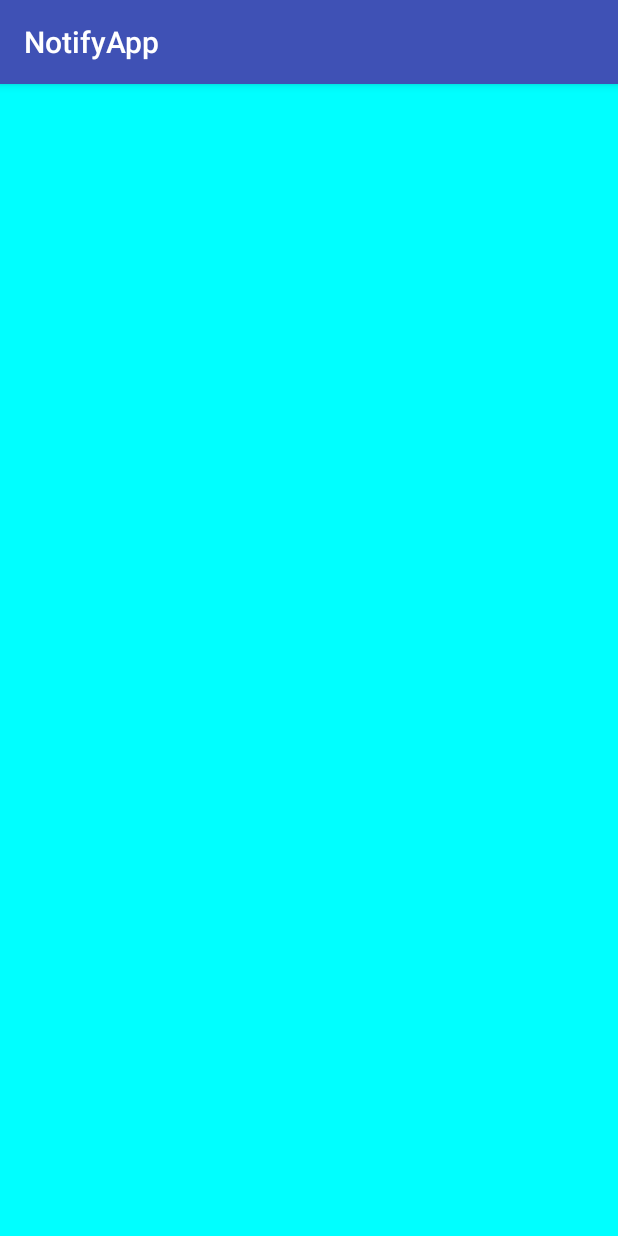
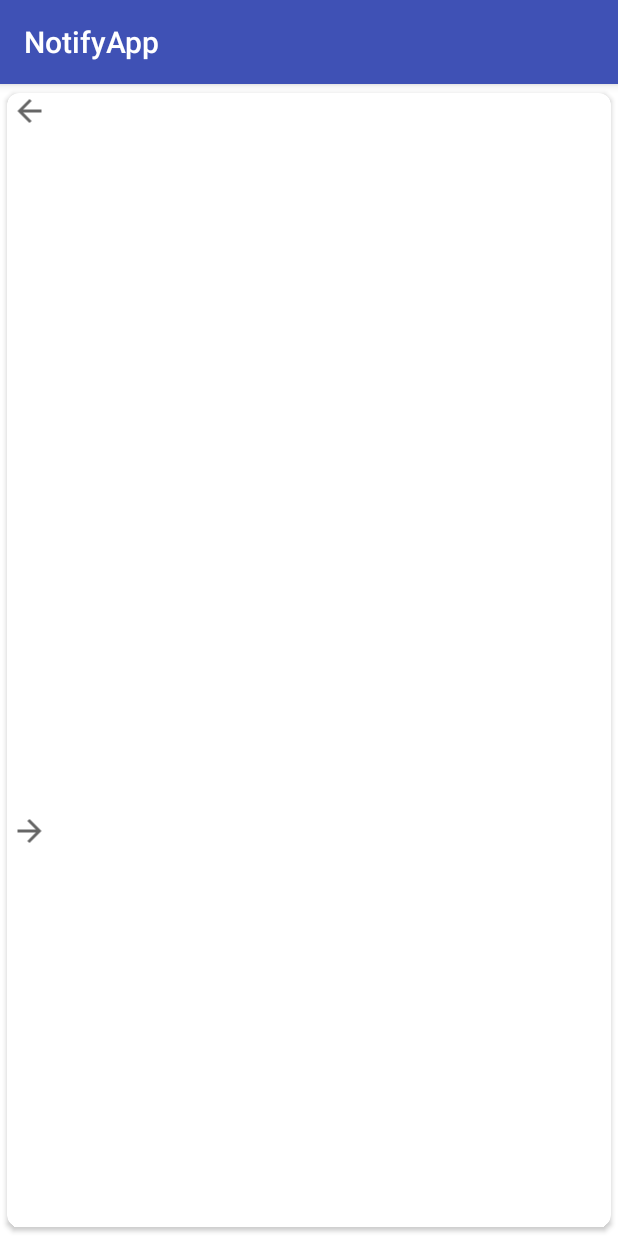
Before and after one commit to RahulMohanK/NotifyAppPager, an Android app: the fragment PagerFragment shown on its own in the app's theme, on a phone screen of 412 x 824 dp. Run offline under Robolectric (Android 15) with nearby library versions, the phone set to English and light mode, and no system bars.

Commit message:
First commit

```diff
--- a/app/src/main/java/com/example/root/notifyapp/MyAdapter.java
+++ b/app/src/main/java/com/example/root/notifyapp/MyAdapter.java
@@ -9,6 +9,7 @@ import android.content.pm.PackageManager;
 import android.net.Uri;
 import android.support.v4.app.ActivityCompat;
 import android.support.v4.content.ContextCompat;
+import android.support.v4.view.PagerAdapter;
 import android.support.v7.view.menu.MenuView;
 import android.support.v7.widget.CardView;
 import android.support.v7.widget.RecyclerView;
@@ -60,7 +61,7 @@ public class MyAdapter extends RecyclerView.Adapter<MyAdapter.ViewHolder> {
 
 
     @Override
-    public void onBindViewHolder(final MyAdapter.ViewHolder holder, int position) {
+    public void onBindViewHolder(final MyAdapter.ViewHolder holder, final int position) {
 
         final ListenItem listen = listenItems.get(position);
 
@@ -69,6 +70,9 @@ public class MyAdapter extends RecyclerView.Adapter<MyAdapter.ViewHolder> {
         holder.linearLayout.setOnClickListener(new View.OnClickListener() {
             @Override
             public void onClick(View view) {
+                Intent i = new Intent(context,PagerActivity.class);
+                i.putExtra("pos",position);
+                context.startActivity(i);
                 Toast.makeText(context,"clicked",Toast.LENGTH_LONG).show();
             }
         });
--- a/app/src/main/java/com/example/root/notifyapp/PagerFragment.java
+++ b/app/src/main/java/com/example/root/notifyapp/PagerFragment.java
@@ -7,9 +7,15 @@ import android.os.Bundle;
 import android.support.annotation.Nullable;
 import android.support.v4.app.Fragment;
 import android.support.v7.widget.CardView;
+import android.support.v7.widget.RecyclerView;
+import android.support.v7.widget.helper.ItemTouchHelper;
+import android.view.GestureDetector;
 import android.view.LayoutInflater;
+import android.view.MotionEvent;
 import android.view.View;
 import android.view.ViewGroup;
+import android.view.animation.AnimationUtils;
+import android.widget.ImageView;
 import android.widget.TextView;
 
 /**
@@ -25,10 +31,11 @@ public class PagerFragment extends Fragment {
     private TextView titleView;
     private int page_id;
 
+    ImageView imageView,imageView2;
 
 
 
-    private static final int[] colors = new int[]{
+   /* private static final int[] colors = new int[]{
             Color.CYAN,
             Color.WHITE,
             Color.RED,
@@ -36,7 +43,7 @@ public class PagerFragment extends Fragment {
             Color.GREEN,
             Color.GRAY,
             Color.YELLOW
-    };
+    };*/
 
 
 
@@ -67,14 +74,33 @@ public class PagerFragment extends Fragment {
     @Override
     public View onCreateView(LayoutInflater inflater,  ViewGroup container,  Bundle savedInstanceState) {
 
-        View view = inflater.inflate(R.layout.fragment_page, container, false);
+        final View view = inflater.inflate(R.layout.fragment_page, container, false);
         this.titleView = (TextView) view.findViewById(R.id.txt_title);
         titleView.setText(title);
+        this.imageView = view.findViewById(R.id.imageView);
         //this.cardView = view.findViewById(R.id.cardview1);
+        this.imageView2 = view.findViewById(R.id.imageView2);
+       imageView.setOnClickListener(new View.OnClickListener() {
+           @Override
+           public void onClick(View v) {
+               Intent i = new Intent(getActivity(),GraphActivity.class);
+               startActivity(i);
+              //view.startAnimation(AnimationUtils.loadAnimation(getActivity(),R.anim.slide_from_right));
+           }
+       });
 
 
+        imageView2.setOnClickListener(new View.OnClickListener() {
+            @Override
+            public void onClick(View v) {
+                Intent i = new Intent(getActivity(),WebActivity.class);
+                startActivity(i);
+                //view.startAnimation(AnimationUtils.loadAnimation(getActivity(),R.anim.slide_from_right));
+            }
+        });
 
-        view.setBackgroundColor(colors[page_id % colors.length]);
+
+        view.setBackgroundColor(Color.WHITE);
 
         return view;
     }
--- /dev/null
+++ b/app/src/main/res/anim/slide_from_right.xml
@@ -0,0 +1,7 @@
+<?xml version="1.0" encoding="utf-8"?>
+<set xmlns:android="http://schemas.android.com/apk/res/android">
+
+    <translate android:fromXDelta="100%p" android:toXDelta="0"
+        android:interpolator="@android:anim/accelerate_decelerate_interpolator"
+        android:duration="@integer/slide_animation_duration"/>
+</set>
--- a/app/src/main/res/layout/fragment_page.xml
+++ b/app/src/main/res/layout/fragment_page.xml
@@ -6,20 +6,38 @@
     android:layout_height="match_parent"
     android:gravity="center">
 
-    <TextView
 
-        android:id="@+id/txt_title"
-        android:layout_width="wrap_content"
-        android:layout_height="wrap_content"
-        android:textSize="32dp" />
 
-    <!--
      <android.support.v7.widget.CardView
 
          android:id="@+id/cardview1"
          android:layout_width="match_parent"
          android:layout_height="match_parent"
-         app:cardCornerRadius="25dp">
+         app:cardCornerRadius="8dp"
+
+         app:cardPreventCornerOverlap="true"
+         app:cardUseCompatPadding="true">
+
+
+         <ImageView
+             android:id="@+id/imageView"
+             android:layout_width="30dp"
+             android:layout_height="wrap_content"
+
+             app:srcCompat="?attr/actionModeCloseDrawable"
+
+             />
+         <ImageView
+             android:id="@+id/imageView2"
+             android:layout_width="30dp"
+             android:layout_height="wrap_content"
+
+
+
+             android:layout_marginTop="480dp"
+             android:rotation="180"
+             app:srcCompat="?attr/actionModeCloseDrawable" />
+
 
          <LinearLayout xmlns:android="http://schemas.android.com/apk/res/android"
              android:layout_width="match_parent"
@@ -28,10 +46,18 @@
              android:orientation="vertical">
 
 
+             <TextView
+
+                 android:id="@+id/txt_title"
+                 android:layout_width="wrap_content"
+                 android:layout_height="wrap_content"
+                 android:textSize="32sp" />
+
 
          </LinearLayout>
 
 
+
      </android.support.v7.widget.CardView>
-     -->
+
 </LinearLayout>
--- /dev/null
+++ b/app/src/main/res/values/integer.xml
@@ -0,0 +1,4 @@
+<?xml version="1.0" encoding="utf-8"?>
+<resources>
+    <integer name="slide_animation_duration">1000</integer>
+</resources>
--- a/app/src/main/res/values/styles.xml
+++ b/app/src/main/res/values/styles.xml
@@ -8,4 +8,9 @@
         <item name="colorAccent">@color/colorAccent</item>
     </style>
 
+    <style name="AppTheme.NoActionBar">
+        <item name="windowActionBar">false</item>
+        <item name="windowNoTitle">true</item>
+    </style>
+
 </resources>
```
Also changed, not shown: app/src/main/AndroidManifest.xml (+8 -1 lines), app/src/main/java/com/example/root/notifyapp/GraphActivity.java (added, +15 -0 lines), app/src/main/java/com/example/root/notifyapp/MainActivity.java (+29 -1 lines), app/src/main/java/com/example/root/notifyapp/PagerActivity.java (+36 -20 lines), app/src/main/java/com/example/root/notifyapp/VerticalViewPager.java (+1 -29 lines), app/src/main/java/com/example/root/notifyapp/WebActivity.java (added, +15 -0 lines), app/src/main/res/anim/slide_from_left.xml (added, +7 -0 lines), app/src/main/res/anim/slide_to_left.xml (added, +8 -0 lines), app/src/main/res/anim/slide_to_right.xml (added, +7 -0 lines), app/src/main/res/layout/activity_graph.xml (added, +18 -0 lines), app/src/main/res/layout/activity_main.xml (+3 -5 lines), app/src/main/res/layout/activity_web.xml (added, +19 -0 lines).
